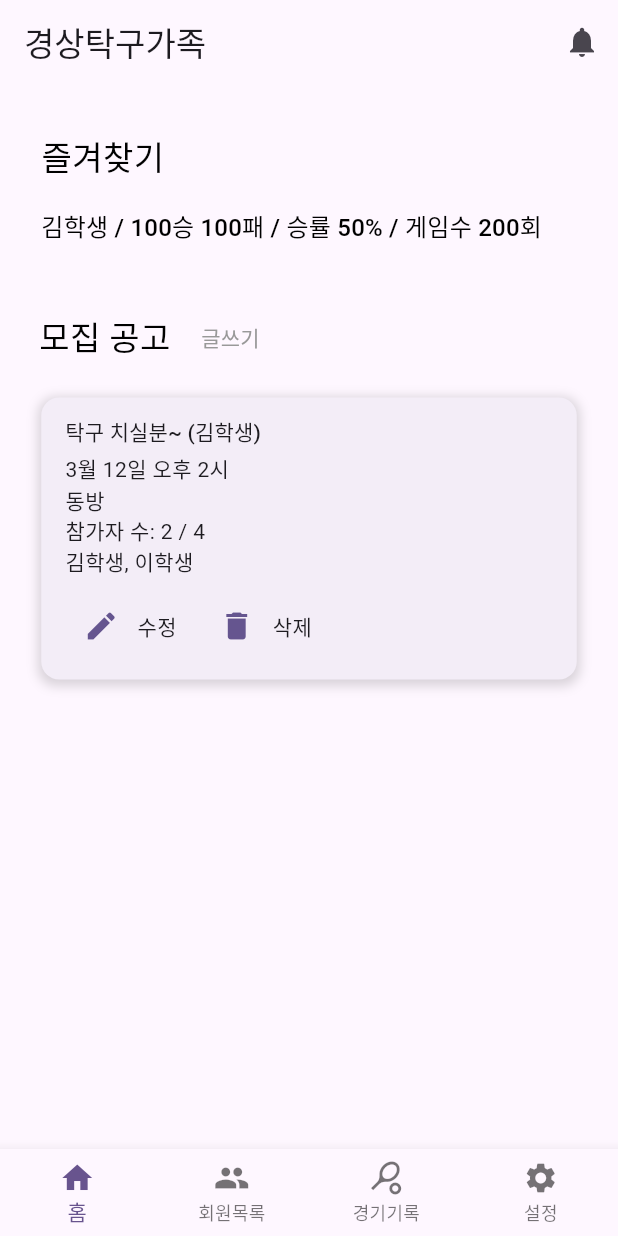
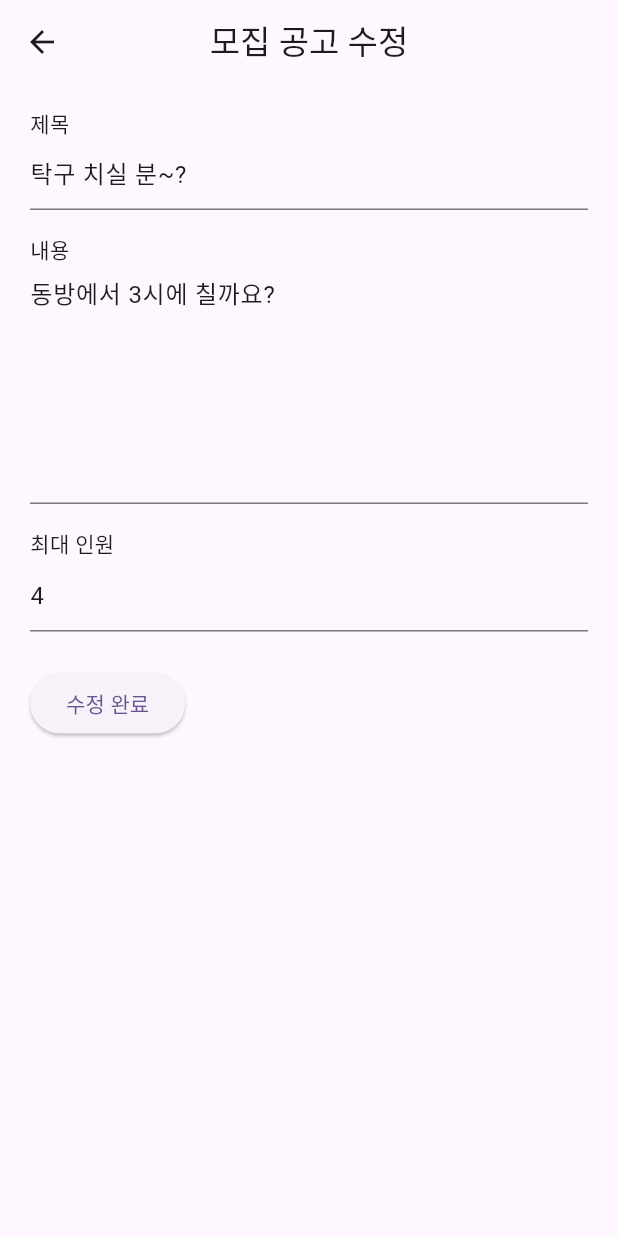
Before and after one commit to devUuung/GNU-PingPong-App, a Flutter app: the screen it shows after launch, after a tap on "로그인", after a tap on the "edit" icon, on a phone screen of 412 x 824 dp. Run offline on Flutter 3.47's test engine with Material 3 defaults, Android fonts, the light colour scheme and no system bars; our stand-ins replace device_info_plus, image_picker, shared_preferences.

Commit message:
feat: 모집공고 수정 및 삭제 기능 추가

```diff
--- a/flutter-app/lib/home.dart
+++ b/flutter-app/lib/home.dart
@@ -8,6 +8,9 @@ import 'recruit_post.dart';
 import 'app_bar.dart';
 // 새로 만든 공통 BottomNavigationBar
 import 'bottom_bar.dart';
+
+// 새로 만든 수정 화면 import
+import 'recruit_edit.dart'; // ★ 이 라인을 추가해 주세요
 
 class HomePage extends StatelessWidget {
   const HomePage({super.key});
@@ -60,9 +63,7 @@ class HomePage extends StatelessWidget {
                     ),
                   ),
                 ),
-                // ... (나머지 즐겨찾기 목록)
                 const SizedBox(height: 30),
-
                 Center(
                   child: Container(
                     width: 360,
@@ -86,11 +87,11 @@ class HomePage extends StatelessWidget {
                             Navigator.push(
                               context,
                               MaterialPageRoute(
-                                  builder: (context) =>
-                                      const RecruitPostPage()),
+                                builder: (context) => const RecruitPostPage(),
+                              ),
                             );
                           },
-                          child: Text(
+                          child: const Text(
                             '글쓰기',
                             style: TextStyle(
                               color: Color(0xFF999999),
@@ -104,9 +105,8 @@ class HomePage extends StatelessWidget {
                     ),
                   ),
                 ),
-
                 const SizedBox(height: 16),
-                const Center(child: Post()),
+                Center(child: Post()),
                 const SizedBox(height: 20),
               ],
             ),
@@ -114,17 +114,30 @@ class HomePage extends StatelessWidget {
         ),
       ),
 
-      // 기존 BottomNavigationBarWidget 대신 CommonBottomNavigationBar 적용
       bottomNavigationBar: const CommonBottomNavigationBar(currentPage: "home"),
     );
   }
 }
 
-class Post extends StatelessWidget {
+/// 게시글 위젯
+class Post extends StatefulWidget {
   const Post({Key? key}) : super(key: key);
 
   @override
+  State<Post> createState() => _PostState();
+}
+
+class _PostState extends State<Post> {
+  /// 삭제 여부를 저장할 플래그
+  bool _isDeleted = false;
+
+  @override
   Widget build(BuildContext context) {
+    // _isDeleted가 true라면, 완전히 빈 공간으로 대체(SizedBox.shrink).
+    if (_isDeleted) {
+      return const SizedBox.shrink();
+    }
+
     return Container(
       width: 357,
       decoration: ShapeDecoration(
@@ -151,7 +164,7 @@ class Post extends StatelessWidget {
         child: Column(
           crossAxisAlignment: CrossAxisAlignment.start,
           children: [
-            Text(
+            const Text(
               '탁구 치실분~ (김학생)',
               style: TextStyle(
                 fontSize: 14,
@@ -162,7 +175,7 @@ class Post extends StatelessWidget {
               ),
             ),
             const SizedBox(height: 4),
-            Text(
+            const Text(
               '3월 12일 오후 2시\n동방\n참가자 수: 2 / 4\n김학생, 이학생',
               style: TextStyle(
                 fontSize: 14,
@@ -173,13 +186,23 @@ class Post extends StatelessWidget {
               ),
             ),
             const SizedBox(height: 8),
+
+            // 수정/삭제 버튼 Row
             Row(
               children: [
                 Row(
                   children: [
                     IconButton(
                       icon: const Icon(Icons.edit, color: Color(0xFF65558F)),
-                      onPressed: () => print('수정 버튼 클릭됨'),
+                      onPressed: () {
+                        // 수정 화면으로 이동
+                        Navigator.push(
+                          context,
+                          MaterialPageRoute(
+                            builder: (context) => const RecruitEditPage(),
+                          ),
+                        );
+                      },
                     ),
                     const Text('수정'),
                   ],
@@ -189,7 +212,7 @@ class Post extends StatelessWidget {
                   children: [
                     IconButton(
                       icon: const Icon(Icons.delete, color: Color(0xFF65558F)),
-                      onPressed: () => print('삭제 버튼 클릭됨'),
+                      onPressed: () => _confirmDelete(context),
                     ),
                     const Text('삭제'),
                   ],
@@ -201,4 +224,34 @@ class Post extends StatelessWidget {
       ),
     );
   }
+
+  /// 삭제 확인 다이얼로그 표시 후, '예' 선택 시 Post 위젯을 숨김 처리
+  Future<void> _confirmDelete(BuildContext context) async {
+    final bool? result = await showDialog<bool>(
+      context: context,
+      builder: (ctx) {
+        return AlertDialog(
+          title: const Text('삭제 확인'),
+          content: const Text('정말로 삭제하시겠습니까?'),
+          actions: [
+            TextButton(
+              onPressed: () => Navigator.pop(ctx, false), // '아니오' → false
+              child: const Text('아니오'),
+            ),
+            TextButton(
+              onPressed: () => Navigator.pop(ctx, true), // '예' → true
+              child: const Text('예'),
+            ),
+          ],
+        );
+      },
+    );
+
+    // 사용자가 '예'를 눌러 result == true라면, _isDeleted를 true로 바꿔서 화면에서 제거
+    if (result == true) {
+      setState(() {
+        _isDeleted = true;
+      });
+    }
+  }
 }
--- /dev/null
+++ b/flutter-app/lib/recruit_edit.dart
@@ -0,0 +1,70 @@
+import 'package:flutter/material.dart';
+
+/// 모집 공고 수정 페이지
+class RecruitEditPage extends StatefulWidget {
+  const RecruitEditPage({Key? key}) : super(key: key);
+
+  @override
+  State<RecruitEditPage> createState() => _RecruitEditPageState();
+}
+
+class _RecruitEditPageState extends State<RecruitEditPage> {
+  // 기존 데이터를 가져와서 초기화할 수도 있음
+  final _titleController = TextEditingController(text: "탁구 치실 분~?");
+  final _contentController = TextEditingController(text: "동방에서 3시에 칠까요?");
+  final _maxPeopleController = TextEditingController(text: "4");
+
+  @override
+  Widget build(BuildContext context) {
+    return Scaffold(
+      appBar: AppBar(
+        title: const Text('모집 공고 수정'),
+        centerTitle: true,
+      ),
+      body: SingleChildScrollView(
+        child: Padding(
+          padding: const EdgeInsets.symmetric(vertical: 16, horizontal: 20),
+          child: Column(
+            crossAxisAlignment: CrossAxisAlignment.start,
+            children: [
+              const Text("제목"),
+              TextField(
+                controller: _titleController,
+                decoration: const InputDecoration(
+                  hintText: "예) 탁구 치실 분 구합니다!",
+                ),
+              ),
+              const SizedBox(height: 16),
+              const Text("내용"),
+              TextField(
+                controller: _contentController,
+                maxLines: 6,
+                decoration: const InputDecoration(
+                  hintText: "본문 내용을 입력하세요",
+                ),
+              ),
+              const SizedBox(height: 16),
+              const Text("최대 인원"),
+              TextField(
+                controller: _maxPeopleController,
+                keyboardType: TextInputType.number,
+                decoration: const InputDecoration(
+                  hintText: "예) 4",
+                ),
+              ),
+              const SizedBox(height: 24),
+              ElevatedButton(
+                onPressed: () {
+                  // TODO: 수정 처리 로직 (DB 업데이트 등)
+                  print("수정 완료!");
+                  Navigator.pop(context); // 이전 화면(Home)으로 복귀
+                },
+                child: const Text("수정 완료"),
+              ),
+            ],
+          ),
+        ),
+      ),
+    );
+  }
+}
```
